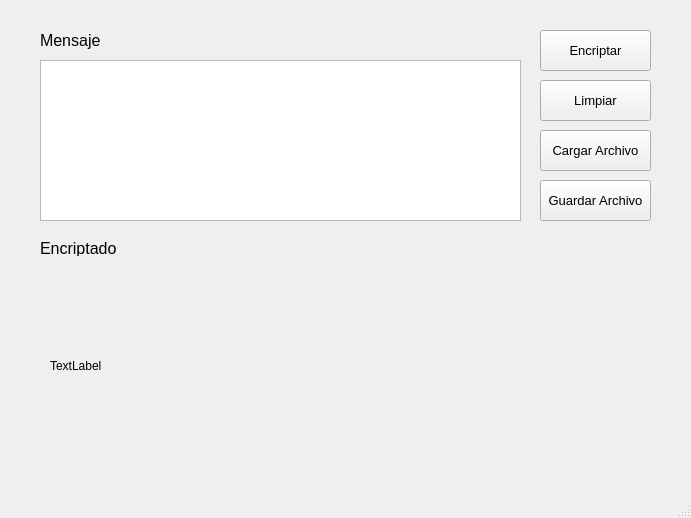
Qt form views/FrmEncriptar.ui (LuisAbdielRivera/encriptarQT) before a commit.
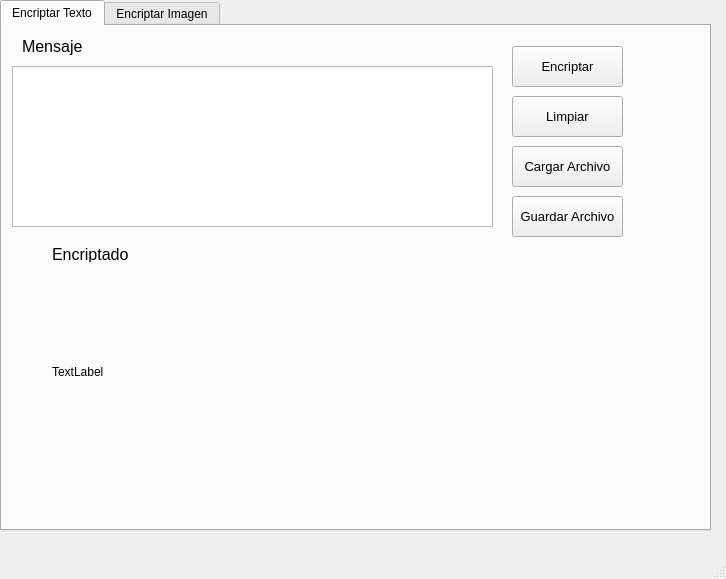
The same form after that commit. Icons and pictures are not drawn.

Patch:
```diff
--- a/views/FrmEncriptar.ui
+++ b/views/FrmEncriptar.ui
@@ -6,116 +6,35 @@
    <rect>
     <x>0</x>
     <y>0</y>
-    <width>691</width>
-    <height>518</height>
+    <width>726</width>
+    <height>579</height>
    </rect>
   </property>
   <property name="windowTitle">
    <string>MainWindow</string>
   </property>
   <widget class="QWidget" name="centralwidget">
-   <widget class="QLabel" name="label">
+   <widget class="QTabWidget" name="tabWidget">
     <property name="geometry">
      <rect>
-      <x>40</x>
-      <y>30</y>
-      <width>61</width>
-      <height>21</height>
+      <x>0</x>
+      <y>0</y>
+      <width>711</width>
+      <height>531</height>
      </rect>
     </property>
-    <property name="font">
-     <font>
-      <family>Arial</family>
-      <pointsize>12</pointsize>
-     </font>
+    <property name="currentIndex">
+     <number>0</number>
     </property>
-    <property name="text">
-     <string>Mensaje</string>
-    </property>
-   </widget>
-   <widget class="QPushButton" name="pushButton">
+    <widget class="QWidget" name="tab">
+     <attribute name="title">
+      <string>Encriptar Texto</string>
+     </attribute>
+     <widget class="QTextEdit" name="txtMensaje">
     <property name="geometry">
      <rect>
-      <x>540</x>
-      <y>30</y>
-      <width>111</width>
-      <height>41</height>
-     </rect>
-    </property>
-    <property name="font">
-     <font>
-      <family>Arial</family>
-      <pointsize>10</pointsize>
-      <weight>50</weight>
-      <bold>false</bold>
-     </font>
-    </property>
-    <property name="text">
-     <string>Encriptar</string>
-    </property>
-   </widget>
-   <widget class="QPushButton" name="pushButton_2">
-    <property name="geometry">
-     <rect>
-      <x>540</x>
-      <y>130</y>
-      <width>111</width>
-      <height>41</height>
-     </rect>
-    </property>
-    <property name="font">
-     <font>
-      <family>Arial</family>
-      <pointsize>10</pointsize>
-     </font>
-    </property>
-    <property name="text">
-     <string>Cargar Archivo</string>
-    </property>
-   </widget>
-   <widget class="QPushButton" name="pushButton_3">
-    <property name="geometry">
-     <rect>
-      <x>540</x>
-      <y>80</y>
-      <width>111</width>
-      <height>41</height>
-     </rect>
-    </property>
-    <property name="font">
-     <font>
-      <family>Arial</family>
-      <pointsize>10</pointsize>
-     </font>
-    </property>
-    <property name="text">
-     <string>Limpiar</string>
-    </property>
-   </widget>
-   <widget class="QPushButton" name="pushButton_4">
-    <property name="geometry">
-     <rect>
-      <x>540</x>
-      <y>180</y>
-      <width>111</width>
-      <height>41</height>
-     </rect>
-    </property>
-    <property name="font">
-     <font>
-      <family>Arial</family>
-      <pointsize>10</pointsize>
-     </font>
-    </property>
-    <property name="text">
-     <string>Guardar Archivo</string>
-    </property>
-   </widget>
-   <widget class="QTextEdit" name="textEdit">
-    <property name="geometry">
-     <rect>
-      <x>40</x>
-      <y>60</y>
+        <x>10</x>
+        <y>40</y>
       <width>481</width>
       <height>161</height>
      </rect>
@@ -124,8 +43,8 @@
    <widget class="QLabel" name="label_2">
     <property name="geometry">
      <rect>
-      <x>40</x>
-      <y>240</y>
+        <x>50</x>
+        <y>220</y>
       <width>81</width>
       <height>16</height>
      </rect>
@@ -144,7 +63,7 @@
     <property name="geometry">
      <rect>
       <x>50</x>
-      <y>280</y>
+        <y>260</y>
       <width>471</width>
       <height>171</height>
      </rect>
@@ -153,6 +72,122 @@
      <string>TextLabel</string>
     </property>
    </widget>
+     <widget class="QPushButton" name="btnEncriptar">
+      <property name="geometry">
+       <rect>
+        <x>510</x>
+        <y>20</y>
+        <width>111</width>
+        <height>41</height>
+       </rect>
+      </property>
+      <property name="font">
+       <font>
+        <family>Arial</family>
+        <pointsize>10</pointsize>
+        <weight>50</weight>
+        <bold>false</bold>
+       </font>
+      </property>
+      <property name="text">
+       <string>Encriptar</string>
+      </property>
+      <property name="icon">
+       <iconset>
+        <normaloff>../Imagenes/encriptado.png</normaloff>../Imagenes/encriptado.png</iconset>
+      </property>
+     </widget>
+     <widget class="QLabel" name="label">
+      <property name="geometry">
+       <rect>
+        <x>20</x>
+        <y>10</y>
+        <width>61</width>
+        <height>21</height>
+       </rect>
+      </property>
+      <property name="font">
+       <font>
+        <family>Arial</family>
+        <pointsize>12</pointsize>
+       </font>
+      </property>
+      <property name="text">
+       <string>Mensaje</string>
+      </property>
+     </widget>
+     <widget class="QPushButton" name="pushButton_3">
+      <property name="geometry">
+       <rect>
+        <x>510</x>
+        <y>70</y>
+        <width>111</width>
+        <height>41</height>
+       </rect>
+      </property>
+      <property name="font">
+       <font>
+        <family>Arial</family>
+        <pointsize>10</pointsize>
+       </font>
+      </property>
+      <property name="text">
+       <string>Limpiar</string>
+      </property>
+      <property name="icon">
+       <iconset>
+        <normaloff>../Imagenes/limpiar.png</normaloff>../Imagenes/limpiar.png</iconset>
+      </property>
+     </widget>
+     <widget class="QPushButton" name="pushButton_2">
+      <property name="geometry">
+       <rect>
+        <x>510</x>
+        <y>120</y>
+        <width>111</width>
+        <height>41</height>
+       </rect>
+      </property>
+      <property name="font">
+       <font>
+        <family>Arial</family>
+        <pointsize>10</pointsize>
+       </font>
+      </property>
+      <property name="text">
+       <string>Cargar Archivo</string>
+      </property>
+      <property name="icon">
+       <iconset>
+        <normaloff>../Imagenes/cargando.png</normaloff>../Imagenes/cargando.png</iconset>
+      </property>
+     </widget>
+     <widget class="QPushButton" name="pushButton_4">
+      <property name="geometry">
+       <rect>
+        <x>510</x>
+        <y>170</y>
+        <width>111</width>
+        <height>41</height>
+       </rect>
+      </property>
+      <property name="font">
+       <font>
+        <family>Arial</family>
+        <pointsize>10</pointsize>
+       </font>
+      </property>
+      <property name="text">
+       <string>Guardar Archivo</string>
+      </property>
+     </widget>
+    </widget>
+    <widget class="QWidget" name="tab_2">
+     <attribute name="title">
+      <string>Encriptar Imagen</string>
+     </attribute>
+    </widget>
+   </widget>
   </widget>
   <widget class="QMenuBar" name="menubar">
    <property name="geometry">
```
Left out of the diff: 2 changed lines with no effect on the pictures. Lines whose indentation alone changed are shown as unchanged.
